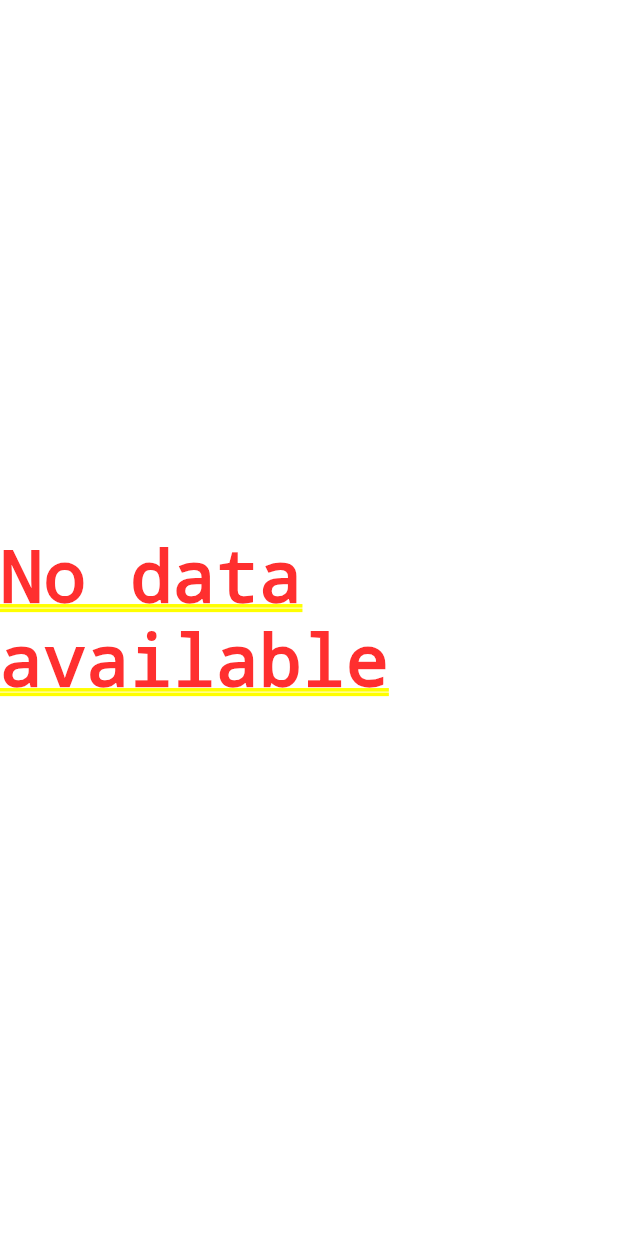
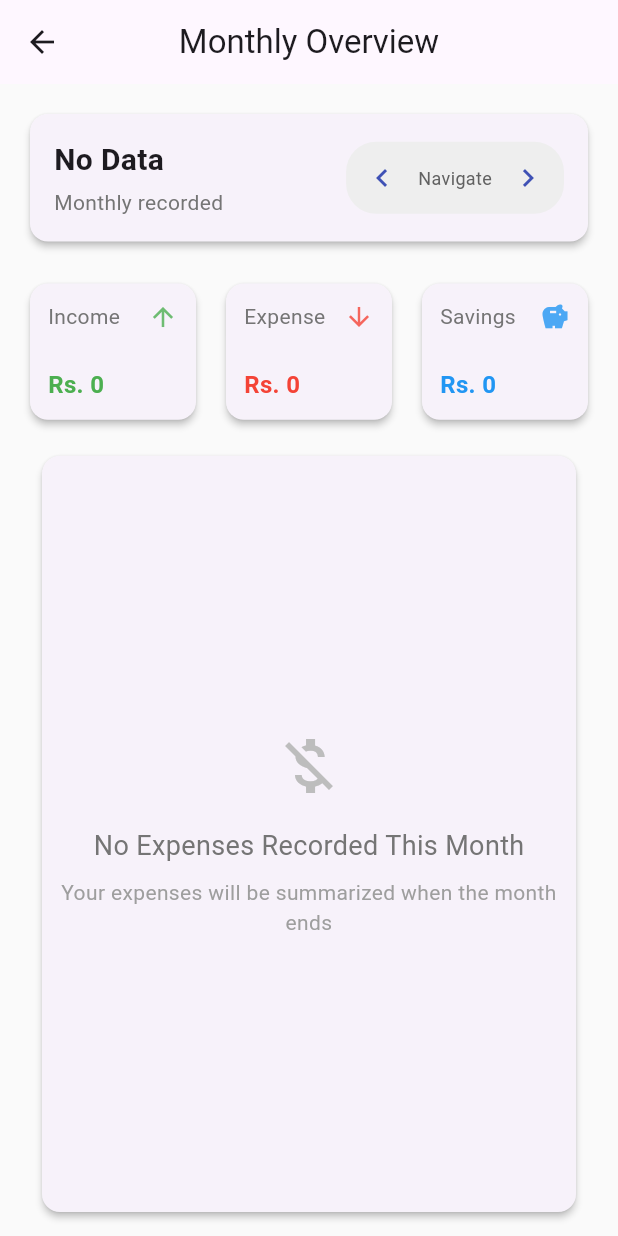
Before and after one commit to Hassan9865/Expense-tracking-app, a Flutter app: the MonthlyExpenseView screen opened by its route, on a phone screen of 412 x 824 dp. Run offline on Flutter 3.47's test engine with Material 3 defaults, Android fonts, the phone set to English and light mode, and no system bars; our stand-ins replace fl_chart, hive, hive_flutter, stacked, stacked_services, stacked_shared; accounts and stored records are empty.

Commit message:
appp icon

```diff
--- a/lib/view/Monthly Expense/MonthlyExpense_view.dart
+++ b/lib/view/Monthly Expense/MonthlyExpense_view.dart
@@ -13,9 +13,6 @@ class MonthlyExpenseView extends StatelessWidget {
         viewModelBuilder: () => MonthlyExpenseViewModel(),
         onViewModelReady: (viewModel) => viewModel.init(),
         builder: (context, MonthlyExpenseViewModel viewModel, child) {
-          if (!viewModel.hasData) {
-            return const Center(child: Text("No data available"));
-          }
           return Scaffold(
             backgroundColor: Colors.grey[50],
             appBar: AppBar(
--- a/lib/view/Splash View/splash_view.dart
+++ b/lib/view/Splash View/splash_view.dart
@@ -27,7 +27,7 @@ class SplashView extends StatelessWidget {
               child: Container(
                 height: MediaQuery.of(context).size.height / 2,
                 width: MediaQuery.of(context).size.width / 2,
-                child: Image.asset('assets/icon.png'),
+                child: Image.asset('assets/icon1.png'),
               ),
             ));
       },
--- a/pubspec.yaml
+++ b/pubspec.yaml
@@ -59,7 +59,7 @@ dev_dependencies:
 flutter_launcher_icons:
   android: "launcher_icon"
   ios: true
-  image_path: "assets/icon.png"
+  image_path: "assets/icon1.png"
 
 # For information on the generic Dart part of this file, see the
 # following page: https://dart.dev/tools/pub/pubspec
@@ -74,7 +74,7 @@ flutter:
 
   # To add assets to your application, add an assets section, like this:
   assets:
-    - assets/icon.png
+    - assets/
 
   # An image asset can refer to one or more resolution-specific "variants", see
   # https://flutter.dev/assets-and-images/#resolution-aware
```
Also changed, not shown: assets/icon1.png (added), 34 other files.
